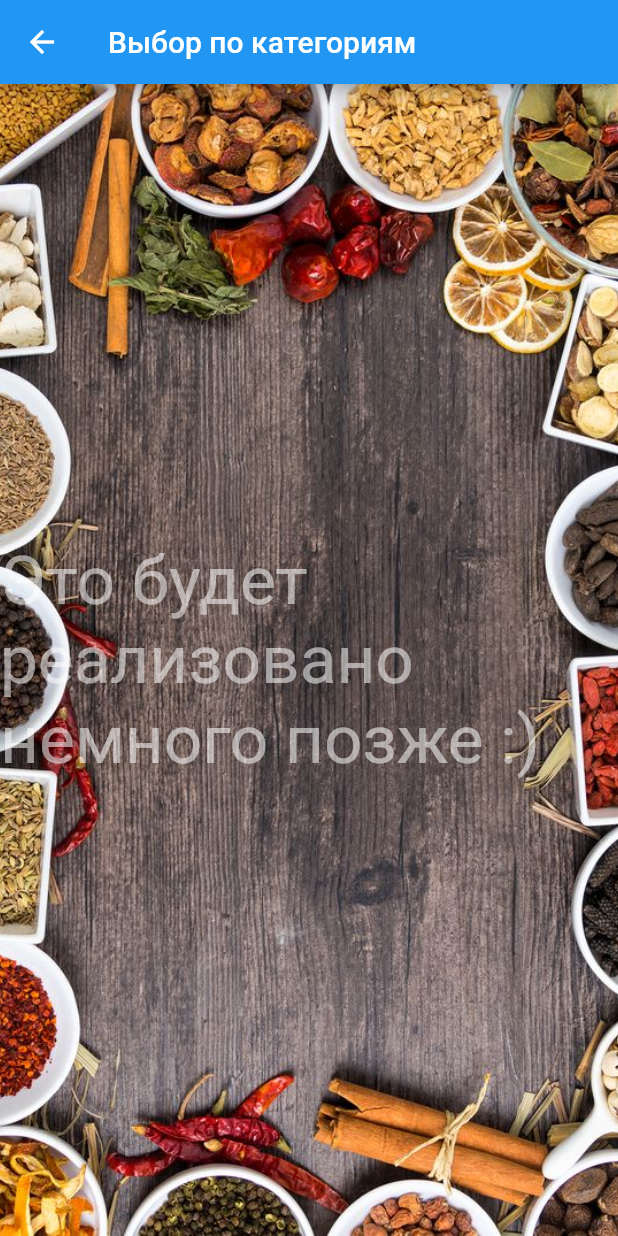
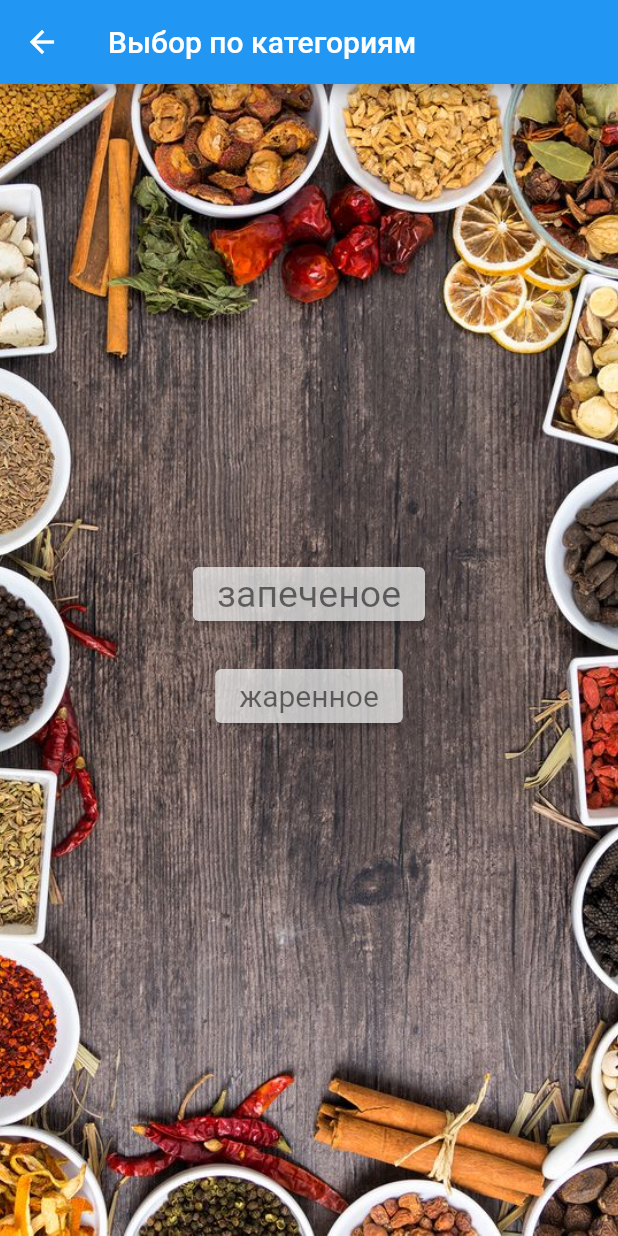
Before and after one commit to ekaterina432/JustChoose, a Flutter app: the Nothing screen opened directly, on a phone screen of 412 x 824 dp. Run offline on Flutter 3.47's test engine with Material 2 defaults, Android fonts, the phone set to English and light mode, and no system bars; our stand-ins replace sliding_up_panel, tab_indicator_styler; missing offline and left inert: duration.

Commit message:
Подключение кнопок в выборе по категориям

```diff
--- a/lib/categories/nothing.dart
+++ b/lib/categories/nothing.dart
@@ -1,4 +1,7 @@
 import 'package:flutter/material.dart';
+import 'package:flutproj2/categories/baked.dart';
+import 'package:flutproj2/categories/fried_meat.dart';
+
 
 class Nothing extends StatefulWidget{
   const Nothing({Key? key}) : super(key: key);
@@ -30,9 +33,26 @@ class _NothingState extends State<Nothing>{
                         crossAxisAlignment: CrossAxisAlignment.center,
                         children:[
 
-                          const Text("Это будет реализовано немного позже :)", style: TextStyle(
-                              fontSize: 45.0,
-                              color: Colors.white54),)
+                      ElevatedButton(onPressed: (){
+                        Navigator.pushNamed( context, '/baked');
+                      },
+                          style: ButtonStyle(
+                              backgroundColor: MaterialStateProperty.all(Colors.white70),
+                              textStyle: MaterialStateProperty.all(const TextStyle(fontSize: 20))),
+                          child: const  Text('запеченое', style: TextStyle(
+                              fontSize: 25,
+                              color: Colors.black54))),
+                      const Padding(padding: EdgeInsets.only(top:20),),
+                      ElevatedButton(onPressed: (){
+                        Navigator.pushNamed(context, '/friedState');
+                      },
+                          style: ButtonStyle(
+                              backgroundColor: MaterialStateProperty.all(Colors.white70),
+                              textStyle: MaterialStateProperty.all( const TextStyle(fontSize: 20))),
+                          child: const Text("жаренное", style: TextStyle(
+                              fontSize: 20,
+                              color: Colors.black54))),
+                      const Padding(padding: EdgeInsets.only(top:20),),
                         ]
                     )
                 )
```
Also changed, not shown: lib/main.dart (+8 -2 lines), 3 other files.
